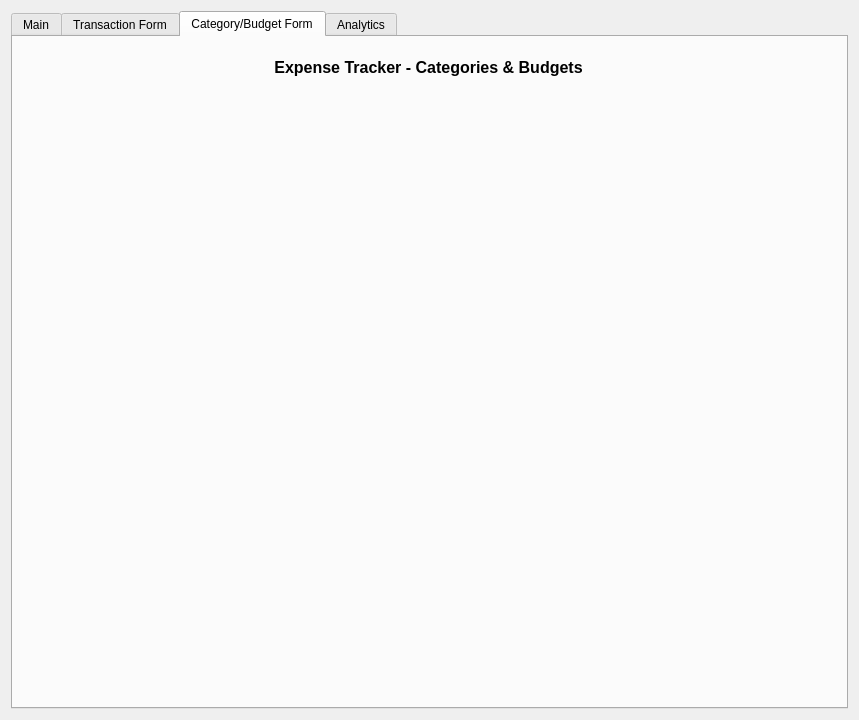
Old version of the form src/GUI.ui in the repository LeoPaquette/ExpenseTracker.
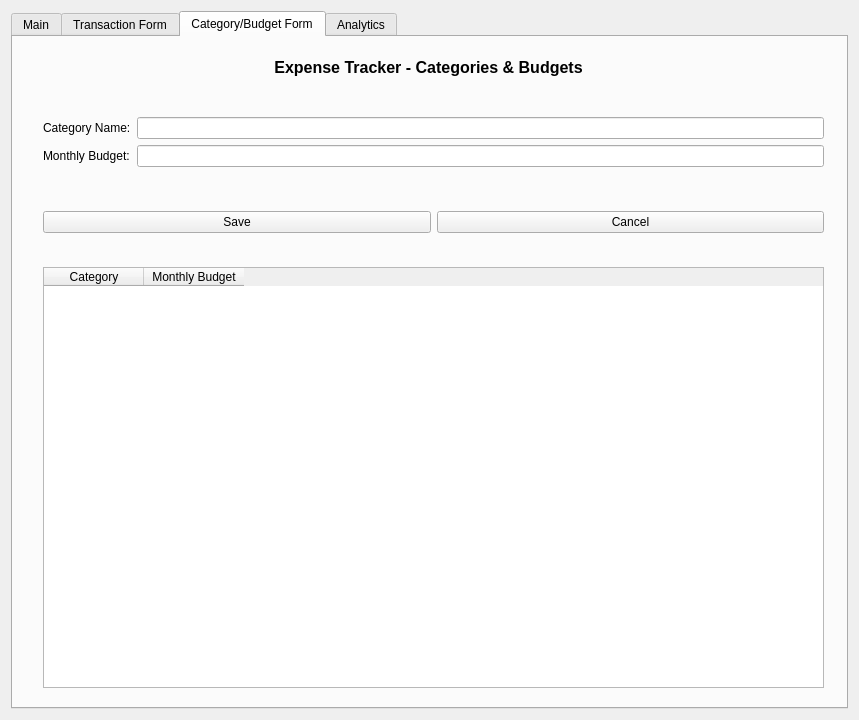
New version of the form. The open tabs and pages were chosen to show the change.

Commit message: feat: added category/budget form to the ui

Patch:
```diff
--- a/src/GUI.ui
+++ b/src/GUI.ui
@@ -14,7 +14,7 @@
    <string>Expense Tracker</string>
   </property>
   <layout class="QGridLayout" name="gridLayout">
-   <item row="0" column="1">
+   <item row="0" column="0">
     <widget class="QTabWidget" name="tabWidget">
      <property name="currentIndex">
       <number>1</number>
@@ -308,6 +308,93 @@
         <set>Qt::AlignmentFlag::AlignCenter</set>
        </property>
       </widget>
+      <widget class="QWidget" name="formLayoutWidget_2">
+       <property name="geometry">
+        <rect>
+         <x>30</x>
+         <y>80</y>
+         <width>781</width>
+         <height>81</height>
+        </rect>
+       </property>
+       <layout class="QFormLayout" name="formLayout_2">
+        <item row="0" column="0">
+         <widget class="QLabel" name="labelCategoryName">
+          <property name="text">
+           <string>Category Name:</string>
+          </property>
+         </widget>
+        </item>
+        <item row="0" column="1">
+         <widget class="QLineEdit" name="inputCategoryName"/>
+        </item>
+        <item row="1" column="0">
+         <widget class="QLabel" name="labelMonthlyBudget">
+          <property name="text">
+           <string>Monthly Budget:</string>
+          </property>
+         </widget>
+        </item>
+        <item row="1" column="1">
+         <widget class="QLineEdit" name="inputMonthlyBudget"/>
+        </item>
+       </layout>
+      </widget>
+      <widget class="QWidget" name="horizontalLayoutWidget">
+       <property name="geometry">
+        <rect>
+         <x>30</x>
+         <y>170</y>
+         <width>781</width>
+         <height>31</height>
+        </rect>
+       </property>
+       <layout class="QHBoxLayout" name="horizontalLayout">
+        <item>
+         <widget class="QPushButton" name="btnSaveCategory">
+          <property name="text">
+           <string>Save</string>
+          </property>
+         </widget>
+        </item>
+        <item>
+         <widget class="QPushButton" name="btnCancelCategory">
+          <property name="text">
+           <string>Cancel</string>
+          </property>
+         </widget>
+        </item>
+       </layout>
+      </widget>
+      <widget class="QTableWidget" name="tableCategories">
+       <property name="geometry">
+        <rect>
+         <x>30</x>
+         <y>230</y>
+         <width>781</width>
+         <height>421</height>
+        </rect>
+       </property>
+       <property name="editTriggers">
+        <set>QAbstractItemView::EditTrigger::NoEditTriggers</set>
+       </property>
+       <property name="selectionMode">
+        <enum>QAbstractItemView::SelectionMode::SingleSelection</enum>
+       </property>
+       <property name="selectionBehavior">
+        <enum>QAbstractItemView::SelectionBehavior::SelectRows</enum>
+       </property>
+       <column>
+        <property name="text">
+         <string>Category</string>
+        </property>
+       </column>
+       <column>
+        <property name="text">
+         <string>Monthly Budget</string>
+        </property>
+       </column>
+      </widget>
      </widget>
      <widget class="QWidget" name="tab_Analytics">
       <attribute name="title">
```
Left out of the diff: 20 changed lines with no effect on the pictures.
